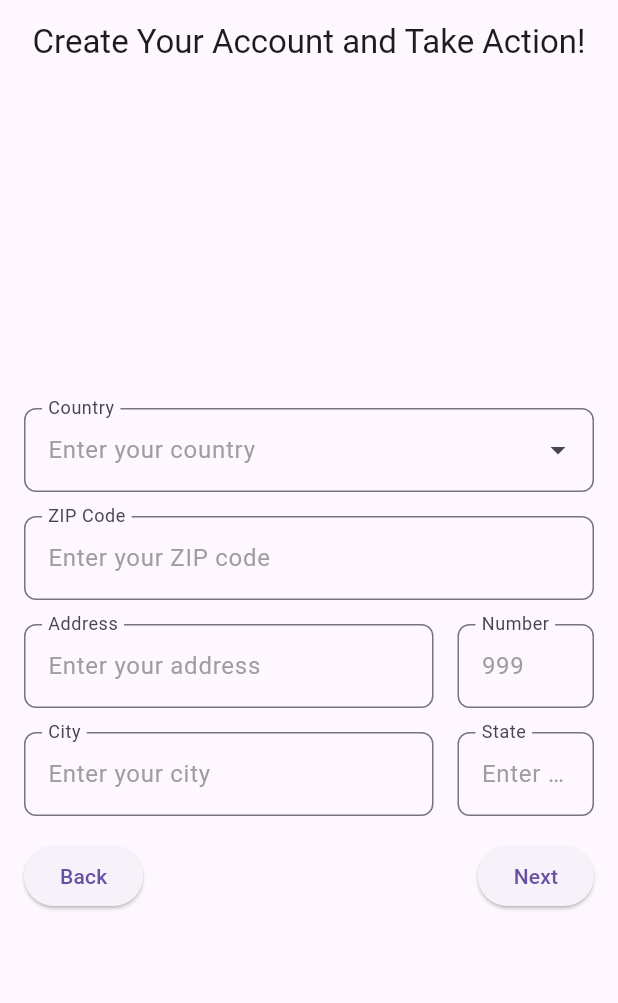
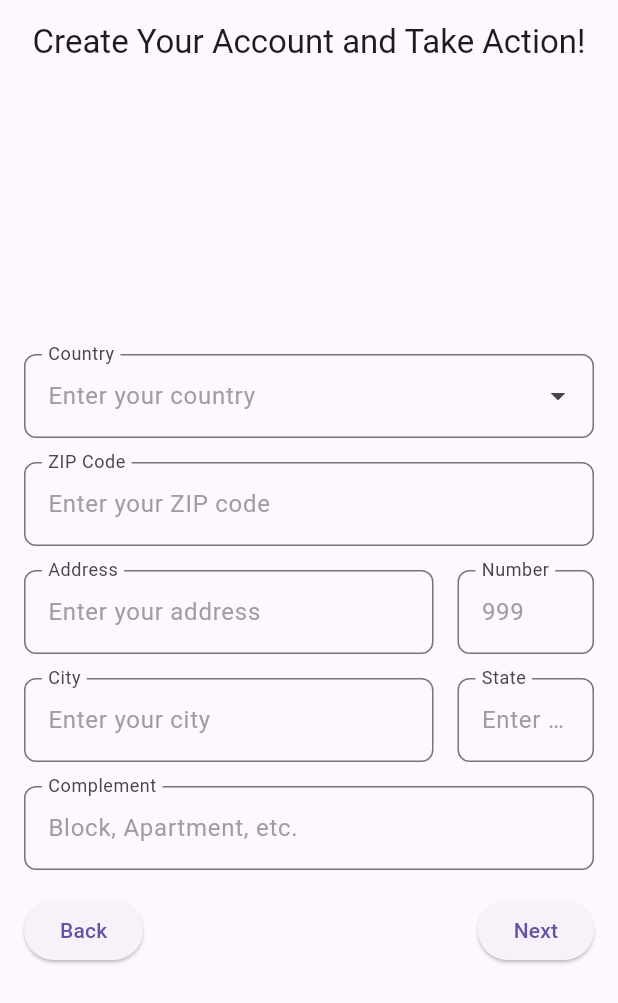
Before and after one commit to joaoconstancio1/genie_luck, a Flutter app: the screen it shows after launch, swiped to page 2, on a phone screen of 412 x 824 dp. Shown: the top 1003 px of the screen. Run offline on Flutter 3.47's test engine with Material 3 defaults, Android fonts, the phone set to English and light mode, and no system bars; our stand-ins replace dio, equatable, flutter_bloc, get_it, go_router, intl_phone_field and 1 more; statements that could not run were skipped.

Commit message:
Add complement field to address form and localization support

```diff
--- a/lib/l10n/app_en.arb
+++ b/lib/l10n/app_en.arb
@@ -31,5 +31,7 @@
     "next": "Next",
     "searchCountry": "Search country",
     "errorCountryRequired": "The country field is required",
-    "errorInvalidZipCode": "The ZIP code must have 8 digits"
+    "errorInvalidZipCode": "The ZIP code must have 8 digits",
+    "labelComplement": "Complement",
+    "hintComplement": "Block, Apartment, etc."
 }
--- a/lib/l10n/app_es.arb
+++ b/lib/l10n/app_es.arb
@@ -31,5 +31,7 @@
     "next": "Siguiente",
     "searchCountry": "Buscar país",
     "errorCountryRequired": "El campo de país es obligatorio",
-    "errorInvalidZipCode": "El código postal debe tener 8 dígitos"
+    "errorInvalidZipCode": "El código postal debe tener 8 dígitos",
+    "labelComplement": "Complemento",
+    "hintComplement": "Bloque, Apartamento, etc."
 }
--- a/lib/l10n/app_pt.arb
+++ b/lib/l10n/app_pt.arb
@@ -31,5 +31,7 @@
     "next": "Próximo",
     "searchCountry": "Pesquisar país",
     "errorCountryRequired": "O campo país é obrigatório",
-    "errorInvalidZipCode": "O CEP deve ter 8 dígitos"
+    "errorInvalidZipCode": "O CEP deve ter 8 dígitos",
+    "labelComplement": "Complemento",
+    "hintComplement": "Bloco, Apartamento, etc."
 }
--- a/lib/modules/register/presenter/pages/components/contact_address_page.dart
+++ b/lib/modules/register/presenter/pages/components/contact_address_page.dart
@@ -15,6 +15,7 @@ class ContactAddressPage extends StatefulWidget {
   final TextEditingController addressNumberController;
   final TextEditingController cityController;
   final TextEditingController stateController;
+  final TextEditingController complementController;
   final Validators validators;
   final Country? selectedCountry;
   final ValueChanged<Country> onCountrySelected;
@@ -30,6 +31,7 @@ class ContactAddressPage extends StatefulWidget {
     required this.addressNumberController,
     required this.cityController,
     required this.stateController,
+    required this.complementController,
     required this.validators,
     required this.selectedCountry,
     required this.onCountrySelected,
@@ -291,6 +293,14 @@ class _ContactAddressPageState extends State<ContactAddressPage> {
                       ),
                     ],
                   ),
+
+                  const SizedBox(height: 16),
+                  GlTextFormField(
+                    controller: widget.complementController,
+                    keyboardType: TextInputType.text,
+                    labelText: widget.locale.labelComplement,
+                    hintText: widget.locale.hintComplement,
+                  ),
                   const SizedBox(height: 16),
                   Row(
                     mainAxisAlignment: MainAxisAlignment.spaceBetween,
--- a/lib/modules/register/presenter/pages/register_page.dart
+++ b/lib/modules/register/presenter/pages/register_page.dart
@@ -65,6 +65,7 @@ class _RegisterPageViewState extends State<RegisterPageView> {
       TextEditingController();
   final TextEditingController _cityController = TextEditingController();
   final TextEditingController _stateController = TextEditingController();
+  final TextEditingController _complementController = TextEditingController();
 
   final Validators _validators = Validators();
   bool _acceptTerms = false;
@@ -165,6 +166,7 @@ class _RegisterPageViewState extends State<RegisterPageView> {
                 stateController: _stateController,
                 validators: _validators,
                 selectedCountry: _selectedCountry,
+                complementController: _complementController,
                 onCountrySelected: (Country country) {
                   setState(() {
                     _selectedCountry = country;
```
Also changed, not shown: lib/l10n/generated/app_localizations.dart, lib/l10n/generated/app_localizations_en.dart, lib/l10n/generated/app_localizations_es.dart, lib/l10n/generated/app_localizations_pt.dart.
